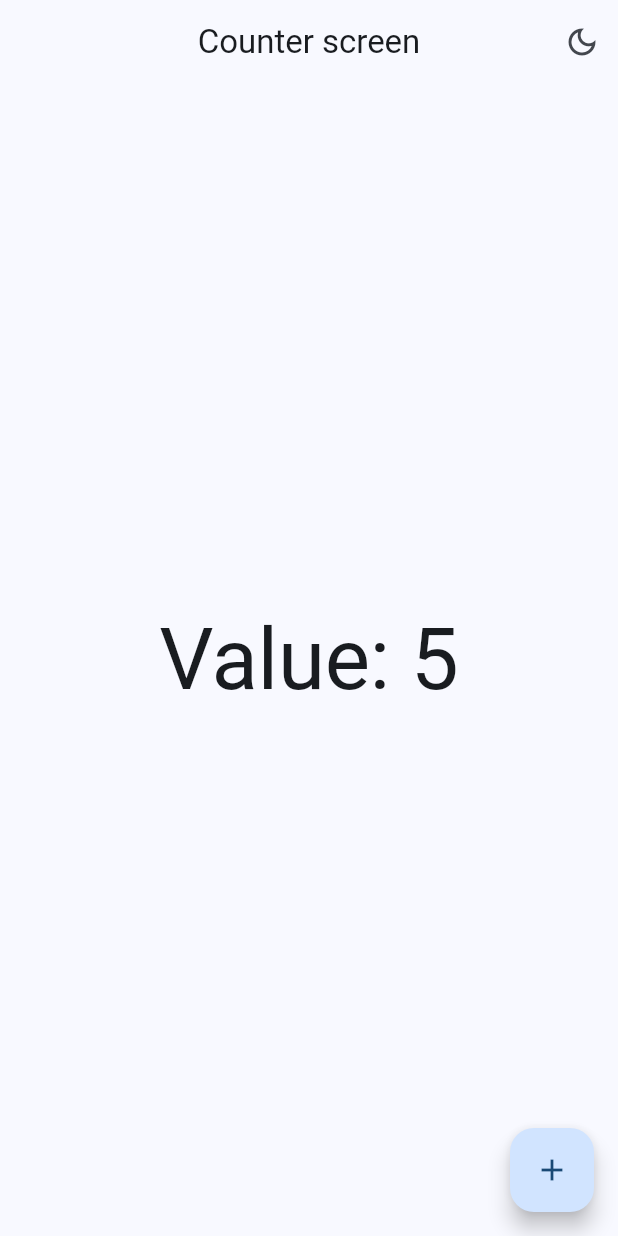
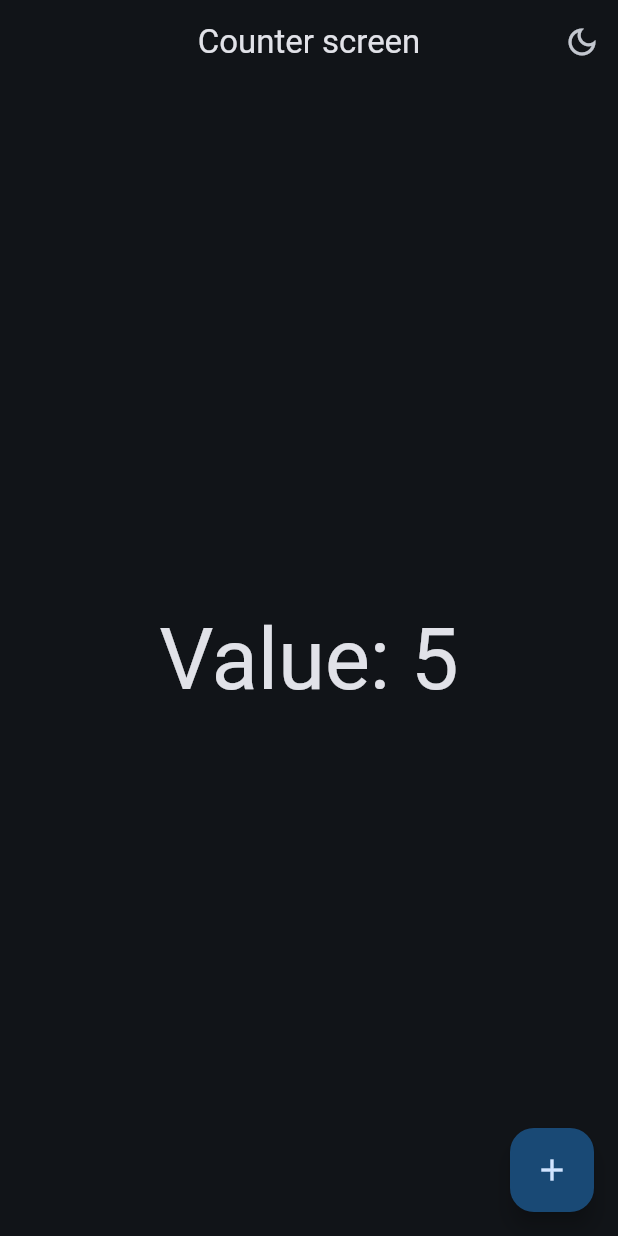
Before and after one commit to martinlprb23/widgets_app, a Flutter app: the CounterScreen screen opened by its route, after a tap on the "light mode" icon, on a phone screen of 412 x 824 dp. Run offline on Flutter 3.47's test engine with Material 3 defaults, Android fonts, the phone set to English and light mode, and no system bars; our stand-ins replace animate_do, flutter_riverpod, go_router.

Commit message:
Update call notify provider

```diff
--- a/lib/config/theme/app_theme.dart
+++ b/lib/config/theme/app_theme.dart
@@ -2,6 +2,8 @@ import 'package:flutter/material.dart';
 
 const colorList = <Color>[
   Colors.blue,
+  Colors.yellow,
+  Colors.black,
   Colors.teal,
   Colors.green,
   Colors.red,
--- a/lib/ui/screens/counter/counter_screen.dart
+++ b/lib/ui/screens/counter/counter_screen.dart
@@ -11,14 +11,16 @@ class CounterScreen extends ConsumerWidget {
   @override
   Widget build(BuildContext context, WidgetRef ref) {
     final int clickCounter = ref.watch(counterProvider);
-    final bool isDarkTheme = ref.watch(darkThemeProvider);
+    //final bool isDarkTheme = ref.watch(darkThemeProvider);
+    final bool isDarkTheme = ref.watch(themeNotifierProvider).isDarkTheme;
     return Scaffold(
       appBar: AppBar(
         title: const Text("Counter screen"),
         actions: [
           IconButton(
               onPressed: () {
-                ref.read(darkThemeProvider.notifier).update((state) => !state);
+                // ref.read(darkThemeProvider.notifier).update((state) => !state);
+                ref.read(themeNotifierProvider.notifier).toggleDarkMode();
               },
               icon: Icon(isDarkTheme
                   ? Icons.dark_mode_outlined
```
